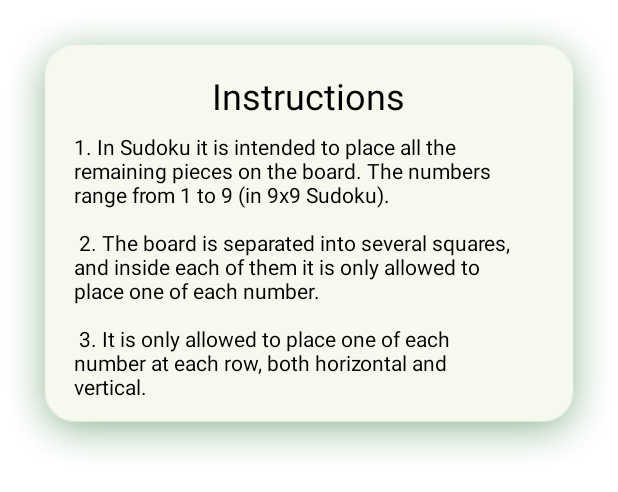
After one commit to minhle28/Multigame, an Android app: the layout dialog_instruction_sudoku.xml on its own in the app's theme, with its tools: preview values and no code run, on a phone screen of 412 x 824 dp. The commit adds this screen. Shown: the top 492 px of the screen. Run offline under Robolectric (Android 15) with nearby library versions, the phone set to English and light mode, and no system bars.

Commit message:
add activity and instructions

```diff
--- /dev/null
+++ b/app/src/main/res/layout/dialog_instruction_sudoku.xml
@@ -0,0 +1,32 @@
+<?xml version="1.0" encoding="utf-8"?>
+<androidx.constraintlayout.widget.ConstraintLayout xmlns:android="http://schemas.android.com/apk/res/android"
+    xmlns:app="http://schemas.android.com/apk/res-auto"
+    android:layout_width="match_parent"
+    android:layout_height="wrap_content"
+    android:background="@drawable/popup_bg">
+
+    <TextView
+        android:id="@+id/textView"
+        android:layout_width="wrap_content"
+        android:layout_height="wrap_content"
+        android:text="@string/instructions"
+        android:textAlignment="center"
+        android:textColor="@color/black"
+        android:textSize="24sp"
+        app:layout_constraintLeft_toLeftOf="parent"
+        app:layout_constraintRight_toRightOf="parent"
+        app:layout_constraintTop_toTopOf="parent" />
+
+    <TextView
+        android:id="@+id/textView1"
+        android:layout_width="match_parent"
+        android:layout_height="wrap_content"
+        android:layout_marginTop="@dimen/margin_8_dp"
+        android:layout_marginRight="@dimen/margin_20_dp"
+        android:text="@string/instructions_game_sudoku"
+        android:textColor="@color/black"
+        app:layout_constraintLeft_toLeftOf="parent"
+        app:layout_constraintRight_toRightOf="parent"
+        app:layout_constraintTop_toBottomOf="@+id/textView" />
+
+</androidx.constraintlayout.widget.ConstraintLayout>
--- a/app/src/main/res/values/strings.xml
+++ b/app/src/main/res/values/strings.xml
@@ -62,4 +62,13 @@
 
     <!-- Alert -->
     <string name="alert_win">You win!\nTime to win this game is %d seconds.</string>
+
+    <!-- Sudoku Game -->
+    <string name="sudoku_game_title">Sudoku game</string>
+    <!-- Right Menu -->
+    <string name="instructions_game_sudoku">
+        1. In Sudoku it is intended to place all the remaining pieces on the board. The numbers range from 1 to 9 (in 9x9 Sudoku).\n\n
+        2. The board is separated into several squares, and inside each of them it is only allowed to place one of each number.\n\n
+        3. It is only allowed to place one of each number at each row, both horizontal and vertical.
+    </string>
 </resources>
```
Also changed, not shown: app/src/main/java/com/example/multigame/gameBasic/sudoku/SudokuGameActivity.java (+66 -8 lines), app/src/main/res/layout/activity_sudoku_game.xml (+19 -0 lines).
